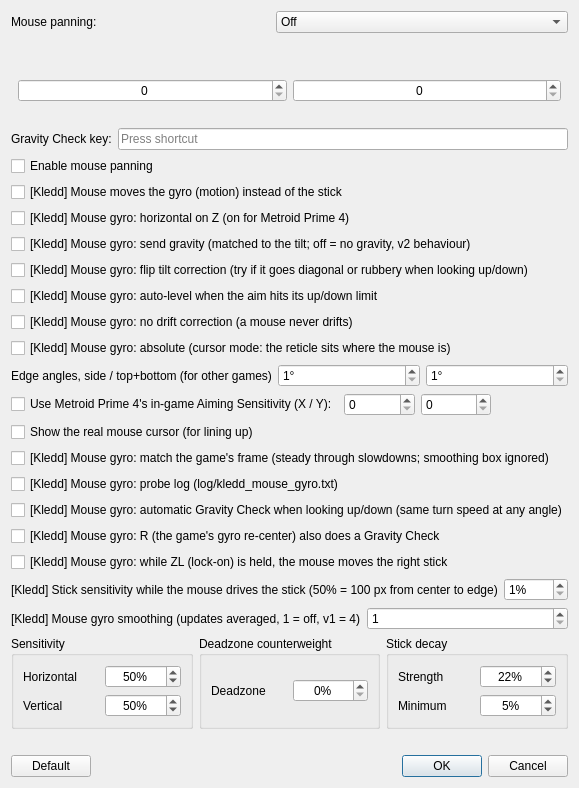
Before: the Qt Designer form src/yuzu/configuration/configure_mouse_panning.ui in Melos555/eden-kledd, drawn with Qt 5.
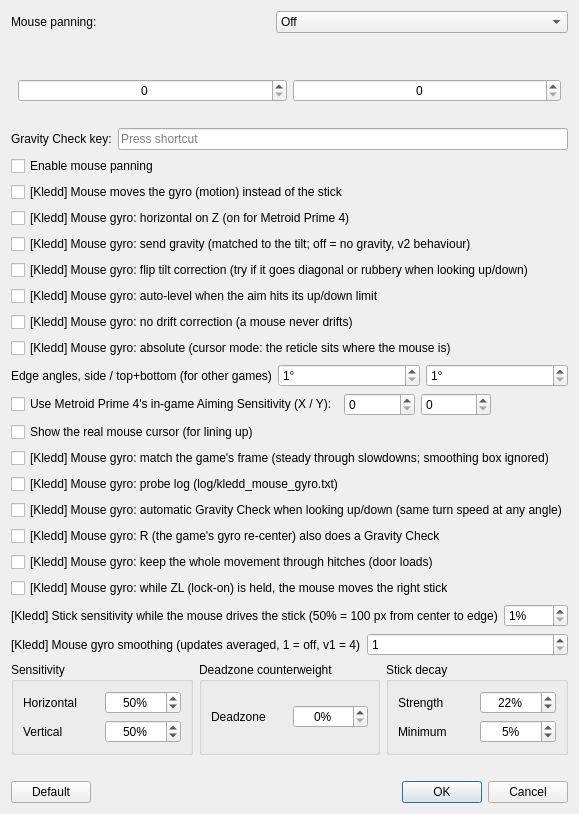
After: the same form once the commit is applied.

Commit message: v3 + Nomad lab: switches for unswizzle, John's GC, Nomad's sparse fix and partial ASTC; mouse hitch window

Patch:
```diff
--- a/src/yuzu/configuration/configure_mouse_panning.ui
+++ b/src/yuzu/configuration/configure_mouse_panning.ui
@@ -274,6 +274,16 @@
      </property>
     </widget>
    </item>
+   <item>
+    <widget class="QCheckBox" name="kledd_mouse_gyro_hitch_window">
+     <property name="text">
+      <string>[Kledd] Mouse gyro: keep the whole movement through hitches (door loads)</string>
+     </property>
+     <property name="toolTip">
+      <string>Eden turns your mouse movement into a gyro speed over the game's last frame. That window used to stop at 100 ms, so in a longer hitch (a door load) the start of your turn was lost: you aim for 10 cm and land at 8. With this on, the window follows frames up to 1 second, so the camera ends where your hand went.</string>
+     </property>
+    </widget>
+   </item>
    <item>
     <widget class="QCheckBox" name="kledd_mouse_gyro_zl_stick">
      <property name="text">
```
The commit also changes 8 other files.
